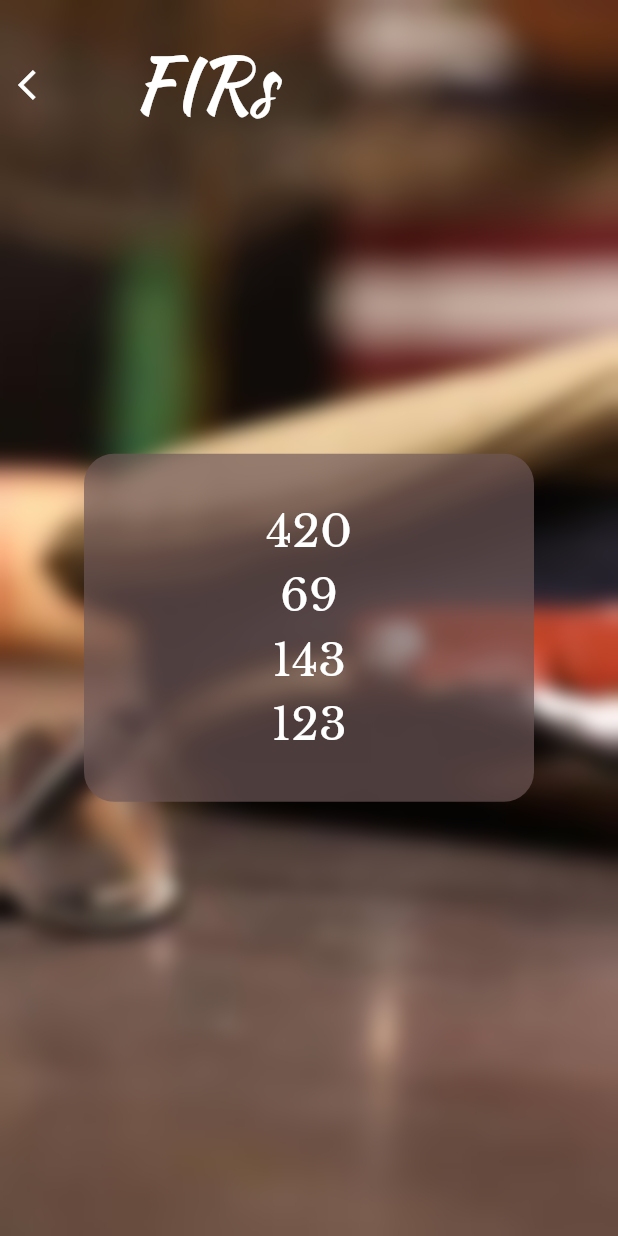
After one commit to cantinsquad/crime_app, a Flutter app: the FIROutput screen opened directly, on a phone screen of 412 x 824 dp. The commit adds this screen. Run offline on Flutter 3.47's test engine with Material 2 defaults, Android fonts, the phone set to English and light mode, and no system bars; our stand-ins replace firebase_auth, firebase_core, image_picker, location, shared_preferences; missing offline and left inert: dart:ffi; accounts and stored records are empty.

Commit message:
fir output

```diff
--- a/crime_app/lib/login.dart
+++ b/crime_app/lib/auth/login.dart
@@ -1,6 +1,6 @@
-import 'package:crime_app/authentication.dart';
-import 'package:crime_app/home.dart';
-import 'package:crime_app/imagepicker.dart';
+import 'package:crime_app/auth/authentication.dart';
+import 'package:crime_app/backup_imageuploader/home.dart';
+import 'package:crime_app/image/imagepicker.dart';
 import 'package:crime_app/signup.dart';
 import 'package:flutter/material.dart';
 import 'dart:ui';
--- /dev/null
+++ b/crime_app/lib/fir_output/output.dart
@@ -0,0 +1,118 @@
+import 'package:flutter/material.dart';
+import 'package:flutter/src/widgets/container.dart';
+import 'package:flutter/src/widgets/framework.dart';
+import 'dart:io';
+import 'dart:ui';
+
+class FIROutput extends StatefulWidget {
+  const FIROutput({super.key, this.value});
+  final value;
+
+  @override
+  State<FIROutput> createState() => _FIROutputState();
+}
+
+List<Widget> listOfWidgets(List<int> item) {
+  List<Widget> list = <Widget>[];
+  for (var i = 0; i < item.length; i++) {
+    list.add(Container(
+        padding: EdgeInsets.symmetric(vertical: 3.0),
+        child: FittedBox(
+          fit: BoxFit.fitWidth,
+          child: Text(
+            item[i].toString(),
+            style: TextStyle(
+                fontSize: 30.0, color: Colors.white, fontFamily: 'Libre'),
+          ),
+        )));
+  }
+  return list;
+}
+
+class _FIROutputState extends State<FIROutput> {
+  @override
+  Widget build(BuildContext context) {
+    var val = widget.value;
+    val = {
+      "firs": [420, 69, 143, 123]
+    };
+    print(val["firs"]);
+
+    // val["firs"].map((var num) {
+    //   return Text(num);
+    // });
+    return Scaffold(
+        body: Container(
+            constraints: BoxConstraints(
+              minWidth: MediaQuery.of(context).size.width,
+              minHeight: MediaQuery.of(context).size.height,
+            ),
+            decoration: const BoxDecoration(
+              image: DecorationImage(
+                image: ExactAssetImage('assets/images/police.jpg'),
+                fit: BoxFit.cover,
+              ),
+            ),
+            child: BackdropFilter(
+                filter: ImageFilter.blur(sigmaX: 5.5, sigmaY: 5.5),
+                child: Column(
+                  mainAxisAlignment: MainAxisAlignment.spaceBetween,
+                  children: [
+                    Row(
+                      children: [
+                        IconButton(
+                            onPressed: () {
+                              Navigator.pop(context);
+                            },
+                            icon: Icon(
+                                color: Colors.white, Icons.arrow_back_ios)),
+                        SizedBox(
+                          width: 20.0,
+                        ),
+                        Container(
+                          padding: const EdgeInsets.all(20.0),
+                          decoration: BoxDecoration(
+                              color: Colors.white.withOpacity(0.0)),
+                          child: const Text(
+                            "FIRs",
+                            style: TextStyle(
+                                fontSize: 50,
+                                color: Colors.white,
+                                fontFamily: 'KaushanScript'),
+                          ),
+                        ),
+                      ],
+                    ),
+                    Container(
+                        width: MediaQuery.of(context).size.width,
+                        margin: const EdgeInsets.symmetric(
+                            horizontal: 56.0, vertical: 0.0),
+                        padding: const EdgeInsets.symmetric(
+                            horizontal: 0, vertical: 30.0),
+                        decoration: BoxDecoration(
+                          borderRadius: BorderRadius.circular(20.0),
+                          color: const Color.fromARGB(174, 110, 87, 87),
+                        ),
+                        child: Column(children: listOfWidgets(val['firs']))),
+                    // ListTile(
+                    //   contentPadding:
+                    //       EdgeInsets.symmetric(horizontal: 5.0, vertical: 5.0),
+                    //   title: Text(
+                    //     val['firs'][0].toString(),
+                    //     style: TextStyle(color: Colors.black),
+                    //   ),
+                    //   trailing: Icon(Icons.keyboard_arrow_right),
+                    //   onTap: () {},
+                    // ),
+                    // Column(children: <Widget>[
+                    //   val["firs"].map((var num) {
+                    //     return Text(num.toString());
+                    //   }).toList(),
+                    // ])
+                    SizedBox(
+                      height: 100,
+                    )
+                  ],
+                ))));
+  }
+}
--- a/crime_app/lib/imagepicker.dart
+++ b/crime_app/lib/image/imagepicker.dart
@@ -2,11 +2,12 @@ import 'dart:convert';
 import 'dart:ffi';
 import 'dart:io';
 import 'dart:ui';
+import 'package:crime_app/fir_output/output.dart';
 import 'package:location/location.dart';
 import 'package:flutter/material.dart';
 import 'package:image_picker/image_picker.dart';
-import 'package:crime_app/authentication.dart';
-import 'package:crime_app/login.dart';
+import 'package:crime_app/auth/authentication.dart';
+import 'package:crime_app/auth/login.dart';
 import 'package:firebase_auth/firebase_auth.dart';
 import 'package:http/http.dart' as http;
 import 'package:http_parser/http_parser.dart';
@@ -163,6 +164,10 @@ class CameraWidgetState extends State {
 
     resp.stream.transform(utf8.decoder).listen((value) {
       print(value);
+      Navigator.push(
+        context,
+        MaterialPageRoute(builder: (context) => FIROutput(value: {value})),
+      );
     });
   }
 
--- a/crime_app/lib/main.dart
+++ b/crime_app/lib/main.dart
@@ -1,9 +1,9 @@
-import 'package:crime_app/home.dart';
-import 'package:crime_app/imagepicker.dart';
+import 'package:crime_app/image/imagepicker.dart';
 import 'package:firebase_core/firebase_core.dart';
 import 'package:flutter/material.dart';
 import 'package:shared_preferences/shared_preferences.dart';
-import 'login.dart';
+import 'auth/login.dart';
+import 'fir_output/output.dart';
 
 Future<void> main() async {
   WidgetsFlutterBinding.ensureInitialized();
@@ -25,12 +25,12 @@ class MyApp extends StatelessWidget {
         if (snapshot.data != null) {
           SharedPreferences pref = snapshot.data;
           if (pref.getBool('auth') ?? false) {
-            home = const CameraWidget();
+            home = const FIROutput();
           }
         }
         return MaterialApp(
           debugShowCheckedModeBanner: false,
-          title: 'Flutter auth Demo',
+          title: 'Crime App',
           home: home,
         );
       },
--- a/crime_app/lib/signup.dart
+++ b/crime_app/lib/signup.dart
@@ -1,6 +1,6 @@
-import 'package:crime_app/authentication.dart';
-import 'package:crime_app/home.dart';
-import 'package:crime_app/imagepicker.dart';
+import 'package:crime_app/auth/authentication.dart';
+import 'package:crime_app/backup_imageuploader/home.dart';
+import 'package:crime_app/image/imagepicker.dart';
 import 'package:flutter/material.dart';
 import 'dart:ui';
 
--- a/crime_app/pubspec.yaml
+++ b/crime_app/pubspec.yaml
@@ -81,6 +81,10 @@ flutter:
     - family: KaushanScript
       fonts:
         - asset: assets/fonts/KaushanScript-Regular.ttf
+
+    - family: Libre
+      fonts:
+        - asset: assets/fonts/LibreBaskerville-Regular.ttf
   #       - asset: fonts/Schyler-Italic.ttf
   #         style: italic
   #   - family: Trajan Pro
```
Also changed, not shown: crime_app/assets/fonts/LibreBaskerville-Regular.ttf (added), crime_app/lib/auth/authentication.dart (renamed from crime_app/lib/authentication.dart), crime_app/lib/backup_imageuploader/home.dart (renamed from crime_app/lib/home.dart), crime_app/lib/backup_imageuploader/imagefromgallery.dart (renamed from crime_app/lib/imagefromgallery.dart).
